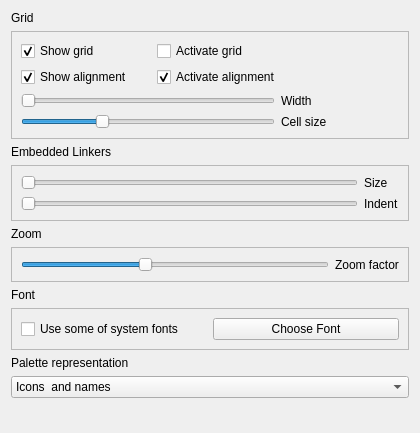
Old version of the form qrgui/dialogs/preferencesPages/editorPage.ui in the repository qreal/qreal.
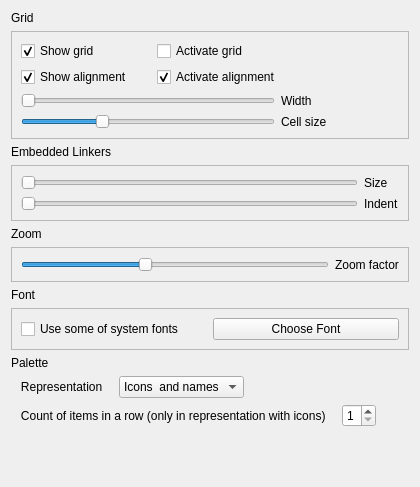
New version of the form.

Commit message: Added ability to represent palette items only with icons and change count of them in a row.

```diff
--- a/qrgui/dialogs/preferencesPages/editorPage.ui
+++ b/qrgui/dialogs/preferencesPages/editorPage.ui
@@ -7,7 +7,7 @@
     <x>0</x>
     <y>0</y>
     <width>420</width>
-    <height>433</height>
+    <height>487</height>
    </rect>
   </property>
   <property name="sizePolicy">
@@ -293,9 +293,18 @@
     </widget>
    </item>
    <item>
+    <widget class="QLabel" name="label_8">
+     <property name="text">
+      <string>Palette</string>
+     </property>
+    </widget>
+   </item>
+   <item>
+    <layout class="QHBoxLayout" name="horizontalLayout_2">
+     <item>
     <widget class="QLabel" name="label_6">
      <property name="text">
-      <string>Palette representation</string>
+        <string>   Representation   </string>
      </property>
     </widget>
    </item>
@@ -312,6 +321,55 @@
       </property>
      </item>
     </widget>
+     </item>
+     <item>
+      <spacer name="horizontalSpacer_2">
+       <property name="orientation">
+        <enum>Qt::Horizontal</enum>
+       </property>
+       <property name="sizeHint" stdset="0">
+        <size>
+         <width>40</width>
+         <height>20</height>
+        </size>
+       </property>
+      </spacer>
+     </item>
+    </layout>
+   </item>
+   <item>
+    <layout class="QHBoxLayout" name="horizontalLayout">
+     <item>
+      <widget class="QLabel" name="label_7">
+       <property name="text">
+        <string>   Count of items in a row (only in representation with icons)   </string>
+       </property>
+      </widget>
+     </item>
+     <item>
+      <widget class="QSpinBox" name="paletteSpinBox">
+       <property name="minimum">
+        <number>1</number>
+       </property>
+       <property name="maximum">
+        <number>6</number>
+       </property>
+      </widget>
+     </item>
+     <item>
+      <spacer name="horizontalSpacer">
+       <property name="orientation">
+        <enum>Qt::Horizontal</enum>
+       </property>
+       <property name="sizeHint" stdset="0">
+        <size>
+         <width>40</width>
+         <height>20</height>
+        </size>
+       </property>
+      </spacer>
+     </item>
+    </layout>
    </item>
    <item>
     <spacer name="verticalSpacer">
```
Lines whose indentation alone changed are shown as unchanged. The commit also changes 5 other files.
